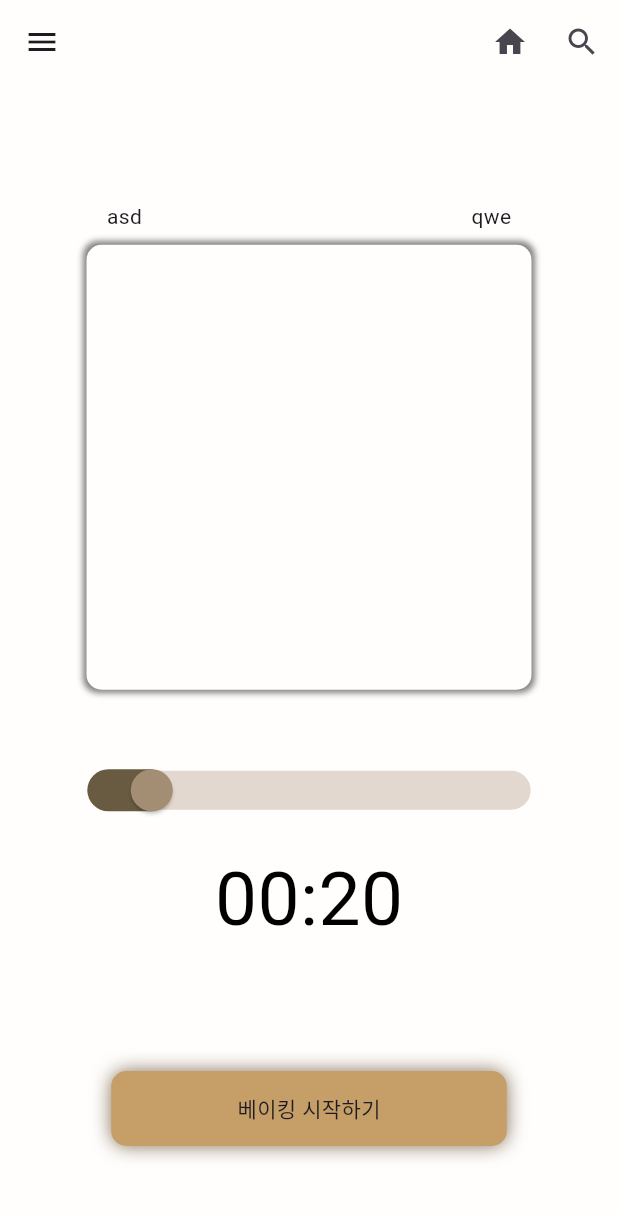
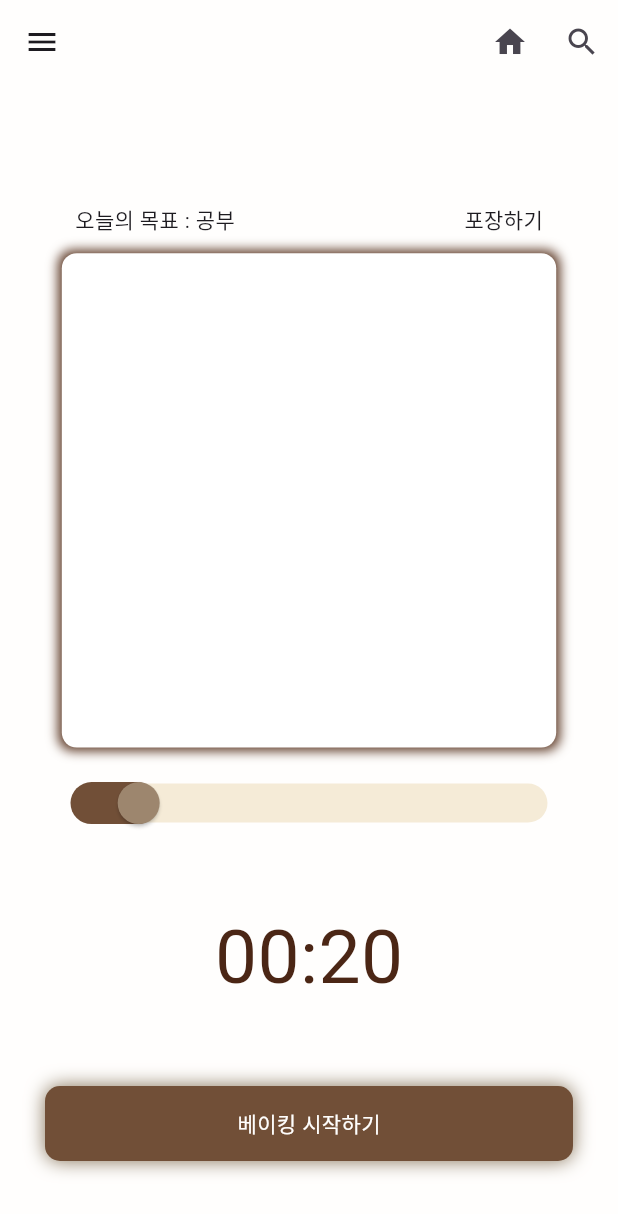
Before and after one commit to kagumon/bakery_time, a Flutter app: the HomeView screen opened by its route, on a phone screen of 412 x 824 dp. Shown: the top 1214 px of the screen. Run offline on Flutter 3.47's test engine with Material 3 defaults, Android fonts, the light colour scheme and no system bars; Roboto replaces fonts that are missing (bongodicMedium).

```diff
--- a/lib/main.dart
+++ b/lib/main.dart
@@ -25,6 +25,7 @@ class _MyappState extends State<Myapp> {
   Widget build(BuildContext context) {
     return MaterialApp(
         theme: ThemeData(
+            fontFamily: "bongodicMedium",
             scaffoldBackgroundColor: colorPrimaryWhite,
             appBarTheme: const AppBarTheme(color: colorPrimaryWhite)),
         debugShowCheckedModeBanner: false,
--- a/lib/static_page/enterView.dart
+++ b/lib/static_page/enterView.dart
@@ -15,7 +15,8 @@ class _EnterViewState extends State<EnterView> {
       body: Column(
         children: [
           const Expanded(child: SizedBox.shrink()),
-          const Text("BAKERY TIME\nbake time warmly"),
+          const Text("베이커리타임", style: TextStyle(fontFamily: "euljiro", color: colorPrimary800, fontSize: 40),),
+          const Text("시간을 굽다.", style: TextStyle(fontFamily: "euljiro", color: colorPrimary800, fontSize: 30),),
           const Expanded(child: SizedBox.shrink()),
           Container(
             padding: const EdgeInsets.all(50),
--- a/lib/static_page/loadingView.dart
+++ b/lib/static_page/loadingView.dart
@@ -1,5 +1,6 @@
 import 'package:bakery_time/widget/UtilWidgets.dart';
 import 'package:flutter/material.dart';
+import 'package:flutter/widgets.dart';
 
 class LoadingView extends StatefulWidget {
   const LoadingView({super.key});
@@ -21,19 +22,19 @@ class _LoadingViewState extends State<LoadingView> {
       width: double.infinity,
       height: double.infinity,
       color: colorPrimary800,
-      child: Stack(
+      child: Column(
+        mainAxisAlignment: MainAxisAlignment.center,
         children: [
-          Positioned(
-            top: 100,
-            child: GestureDetector(
+          const Text("베이커리타임", style: TextStyle(fontFamily: "euljiro", color: colorPrimaryWhite, fontSize: 40),),
+          const Text("시간을 굽다.", style: TextStyle(fontFamily: "euljiro", color: colorPrimaryWhite, fontSize: 30),),
+          GestureDetector(
             onTap: () => {
               Navigator.of(context)
                   .pushNamedAndRemoveUntil("/enter", (route) => false)
             },
             child: const Text(
-                "로그인 안됨",
+              "(임시)로그인 안됨",
               style: TextStyle(color: colorPrimaryWhite),
-              ),
             ),
           ),
         ],
--- a/lib/static_page/successSignupView.dart
+++ b/lib/static_page/successSignupView.dart
@@ -13,13 +13,14 @@ class _SuccessSignupViewState extends State<SuccessSignupView> {
   Widget build(BuildContext context) {
     return Scaffold(
       body: Container(
-        padding: const EdgeInsets.all(50),
+        padding: const EdgeInsets.all(30),
         width: MediaQuery.of(context).size.width,
         child: Column(
           mainAxisAlignment: MainAxisAlignment.center,
           children: [
             const Expanded(child: SizedBox.shrink()),
-            const Text("회원가입을 완료했습니다."),
+            const Text("회원가입을 완료했습니다.", style: TextStyle(fontFamily: "euljiro", color: colorPrimary800, fontSize: 30),),
+            const Text("서비스 이용을 위해 로그인해주세요.", style: TextStyle(fontFamily: "euljiro", color: colorPrimary800, fontSize: 20),),
             const Expanded(child: SizedBox.shrink()),
             GestureDetector(
               onTap: () => {
--- a/lib/view/homeView.dart
+++ b/lib/view/homeView.dart
@@ -15,55 +15,50 @@ class _HomeViewState extends State<HomeView> {
   double _timeSliderValue = 20;
   @override
   Widget build(BuildContext context) {
-    var previewConatinerSize = MediaQuery.of(context).size.width * 0.8;
     return Scaffold(
       appBar: mainAppBarWidget(),
       drawer: mainDrawerWidget(),
-        body: Row(
-          children: [
-            const Expanded(child: SizedBox.shrink()),
-            SizedBox(
-              width: previewConatinerSize,
+      body: Container(
+        padding: const EdgeInsets.all(30),
         child: Column(
           children: [
-                  const Expanded(child: SizedBox.shrink()),
+            emptyExpanded(),
             const Row(
               children: [
                 SizedBox(
-                        width: 30,
+                  width: 20,
                 ),
-                      Text("asd"),
+                Text("오늘의 목표 : 공부"),
                 Expanded(child: SizedBox.shrink()),
-                      Text("qwe"),
+                Text("포장하기"),
                 SizedBox(
-                        width: 30,
+                  width: 20,
                 ),
               ],
             ),
             const SizedBox(
-                    height: 9,
+              height: 12,
             ),
             Container(
-                    width: previewConatinerSize * 0.9,
-                    height: previewConatinerSize * 0.9,
+              width: MediaQuery.of(context).size.width * 0.8,
+              height: MediaQuery.of(context).size.width * 0.8,
               decoration: previewContainerDecoration(),
             ),
             const SizedBox(
-                    height: 50,
+              height: 20,
             ),
             SliderTheme(
               data: SliderTheme.of(context).copyWith(
                 trackHeight: 26.0,
                 trackShape: const RoundedRectSliderTrackShape(),
-                      activeTrackColor: const Color.fromARGB(255, 104, 91, 65),
-                      inactiveTrackColor:
-                          const Color.fromARGB(255, 227, 216, 207),
+                activeTrackColor: colorPrimary700,
+                inactiveTrackColor: colorPrimary200,
                 thumbShape: const RoundSliderThumbShape(
                   enabledThumbRadius: 14.0,
                   pressedElevation: 0.0,
                 ),
-                      thumbColor: const Color.fromARGB(255, 163, 142, 115),
-                      overlayColor: const Color.fromARGB(255, 106, 90, 68)
+                thumbColor: colorPrimary500,
+                overlayColor: colorPrimary800
                     .withOpacity(0.2),
                 overlayShape:
                     const RoundSliderOverlayShape(overlayRadius: 17.0),
@@ -88,44 +83,36 @@ class _HomeViewState extends State<HomeView> {
                 },
               ),
             ),
-                  const SizedBox(
-                    height: 20,
-                  ),
+            const Expanded(child: SizedBox.shrink()),
             Text(
               "${(_timeSliderValue / 60).floor().toString().padLeft(2, '0')}:${(_timeSliderValue % 60).floor().toString().padLeft(2, '0')}",
               style: const TextStyle(
-                        color: Color.fromARGB(255, 0, 0, 0), fontSize: 50),
+                  color: colorPrimary900, fontSize: 50),
             ),
             const Expanded(child: SizedBox.shrink()),
             GestureDetector(
               onTap: () => {print("asd")},
               child: Container(
-                      width: previewConatinerSize * 0.8,
                 height: 50,
                 decoration: startButtonDecoration(),
-                      child: const Center(child: Text("베이킹 시작하기")),
+                child: const Center(child: Text("베이킹 시작하기", style: TextStyle(color: colorPrimaryWhite),)),
               ),
             ),
-                  const SizedBox(
-                    height: 60,
-                  ),
+            heightSizeBox(20)
           ],
         ),
-            ),
-            const Expanded(child: SizedBox.shrink()),
-          ],
-        ));
+      ),);
   }
 }
 
 BoxDecoration previewContainerDecoration() {
   return const BoxDecoration(
       borderRadius: BorderRadius.all(Radius.circular(10.0)),
-      color: colorPrimaryWhite,
+      color: Colors.white,
       boxShadow: [
         BoxShadow(
-            color: Color.fromRGBO(130, 127, 123, 1),
-            blurRadius: 3.0,
+            color: colorPrimary800,
+            blurRadius: 6.0,
             spreadRadius: 2.0)
       ]);
 }
@@ -133,7 +120,7 @@ BoxDecoration previewContainerDecoration() {
 BoxDecoration startButtonDecoration() {
   return const BoxDecoration(
       borderRadius: BorderRadius.all(Radius.circular(10.0)),
-      color: Color.fromARGB(255, 198, 159, 104),
+      color: colorPrimary700,
       boxShadow: [
         BoxShadow(
             color: Color.fromARGB(255, 131, 112, 85),
--- a/lib/view/loginView.dart
+++ b/lib/view/loginView.dart
@@ -16,8 +16,7 @@ class _LoginViewState extends State<LoginView> {
     return Scaffold(
       body: Column(
         children: [
-          Image.asset('assets/images/login_background.png'),
-          heightSizeBox(10),
+          emptyExpanded(),
           const Text("베이커리 타임", style: TextStyle(color: colorPrimary900, fontWeight: FontWeight.bold, fontSize: 30),),
           const Text("이제는 시간을 구울 시간", style: TextStyle(color: colorPrimary600, fontWeight: FontWeight.w700, fontSize: 20),),
           Container(
--- a/lib/widget/MainDrawerWidget.dart
+++ b/lib/widget/MainDrawerWidget.dart
@@ -3,6 +3,7 @@ import 'package:flutter/material.dart';
 
 Drawer mainDrawerWidget() {
   return Drawer(
+    backgroundColor: colorPrimaryWhite,
     child: ListView(
       padding: EdgeInsets.zero,
       children: [
@@ -17,7 +18,7 @@ Drawer mainDrawerWidget() {
             print('arrow is clicked');
           },
           decoration: const BoxDecoration(
-            color: Colors.amberAccent,
+              color: colorPrimary600,
               borderRadius: BorderRadius.only(
                 bottomLeft: Radius.circular(40.0),
                 bottomRight: Radius.circular(40.0),
@@ -75,5 +76,6 @@ Drawer mainDrawerWidget() {
           trailing: const Icon(Icons.check),
         ),
       ],
-  ));
+    )
+  );
 }
```
Also changed, not shown: pubspec.yaml (+17 -0 lines), assets/images/main_logo.png (added), 5 other files. Lines whose indentation alone changed are shown as unchanged.
